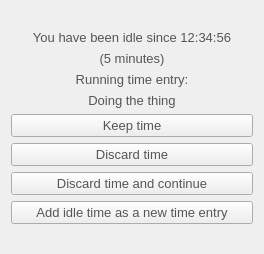
Before: the Qt Designer form src/ui/linux/TogglDesktop/idlenotificationwidget.ui in toggl-open-source/toggldesktop, drawn with Qt 5.
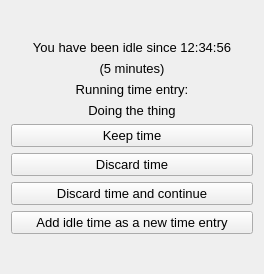
After: the same form once the commit is applied.

Commit message:
Fix font color in idle and feedback dialogs (linux)
Closes #3118

```diff
--- a/src/ui/linux/TogglDesktop/idlenotificationwidget.ui
+++ b/src/ui/linux/TogglDesktop/idlenotificationwidget.ui
@@ -7,11 +7,11 @@
     <x>0</x>
     <y>0</y>
     <width>264</width>
-    <height>254</height>
+    <height>274</height>
    </rect>
   </property>
   <property name="styleSheet">
-   <string notr="true">color:rgb(85, 85, 85);font-size:13px;</string>
+   <string notr="true">font-size:13px;</string>
   </property>
   <layout class="QVBoxLayout" name="verticalLayout">
    <item>
```
The commit also changes 1 other file.
